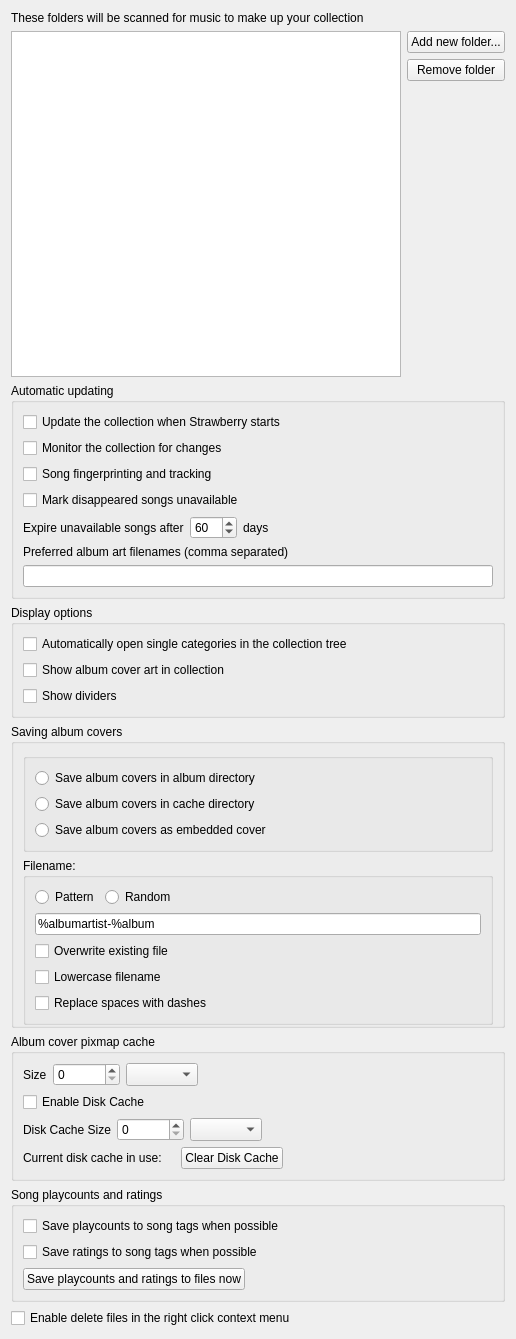
First picture: the form in src/settings/collectionsettingspage.ui, repository strawberrymusicplayer/strawberry, before the edit.
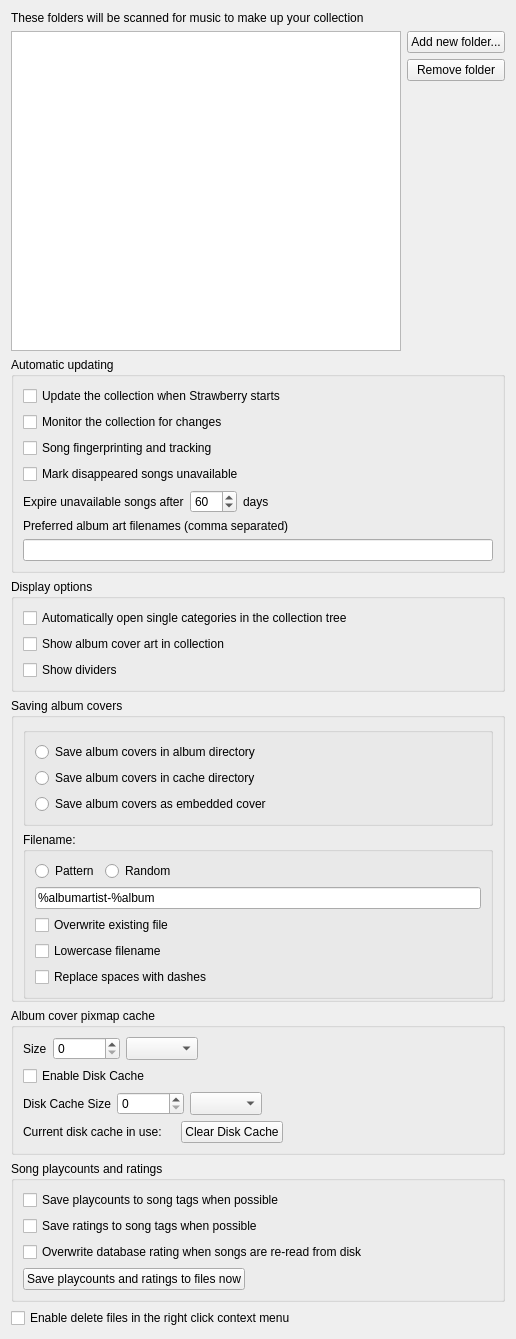
Second picture: the form after the edit.

Commit message: Add option for overwriting database rating

Patch:
```diff
--- a/src/settings/collectionsettingspage.ui
+++ b/src/settings/collectionsettingspage.ui
@@ -560,6 +560,13 @@
         </property>
        </widget>
       </item>
+      <item>
+       <widget class="QCheckBox" name="checkbox_overwrite_rating">
+        <property name="text">
+         <string>Overwrite database rating when songs are re-read from disk</string>
+        </property>
+       </widget>
+      </item>
       <item>
        <layout class="QHBoxLayout" name="layout_statistics_button">
         <item>
```
The commit also changes 6 other files.
